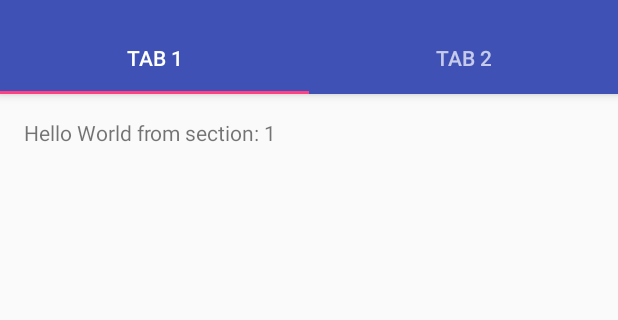
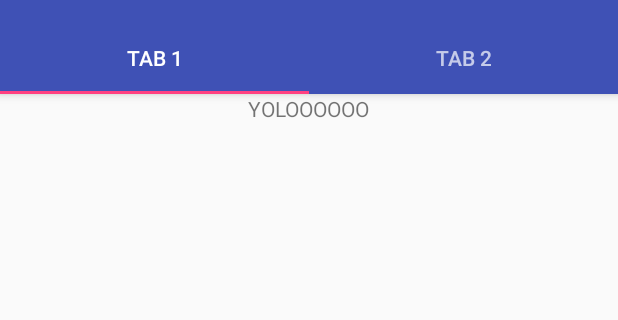
Before and after one commit to Cozart98/exchange, an Android app: the screen it shows after launch (HomeActivity), on a phone screen of 412 x 824 dp, the part 62-382 px from its top. Run offline under Robolectric (Android 15) with nearby library versions, the phone set to English and light mode, and no system bars.

Commit message:
dawer and tab layout with fragment done

```diff
--- a/app/src/main/AndroidManifest.xml
+++ b/app/src/main/AndroidManifest.xml
@@ -19,10 +19,6 @@
                 <category android:name="android.intent.category.LAUNCHER" />
             </intent-filter>
         </activity>
-        <activity
-            android:name=".MainActivity"
-            android:label="@string/title_activity_main"
-            android:theme="@style/AppTheme.NoActionBar"></activity>
     </application>
 
 </manifest>
--- a/app/src/main/java/map/android/com/exchange/MainActivity.java
+++ /dev/null
@@ -1,151 +0,0 @@
-package map.android.com.exchange;
-
-import android.support.design.widget.TabLayout;
-import android.support.design.widget.FloatingActionButton;
-import android.support.design.widget.Snackbar;
-import android.support.v7.app.AppCompatActivity;
-import android.support.v7.widget.Toolbar;
-
-import android.support.v4.app.Fragment;
-import android.support.v4.app.FragmentManager;
-import android.support.v4.app.FragmentPagerAdapter;
-import android.support.v4.view.ViewPager;
-import android.os.Bundle;
-import android.view.LayoutInflater;
-import android.view.Menu;
-import android.view.MenuItem;
-import android.view.View;
-import android.view.ViewGroup;
-
-import android.widget.TextView;
-
-public class MainActivity extends AppCompatActivity {
-
-	/**
-	 * The {@link android.support.v4.view.PagerAdapter} that will provide
-	 * fragments for each of the sections. We use a
-	 * {@link FragmentPagerAdapter} derivative, which will keep every
-	 * loaded fragment in memory. If this becomes too memory intensive, it
-	 * may be best to switch to a
-	 * {@link android.support.v4.app.FragmentStatePagerAdapter}.
-	 */
-	private SectionsPagerAdapter mSectionsPagerAdapter;
-
-	/**
-	 * The {@link ViewPager} that will host the section contents.
-	 */
-	private ViewPager mViewPager;
-
-	@Override
-	protected void onCreate(Bundle savedInstanceState) {
-		super.onCreate(savedInstanceState);
-		setContentView(R.layout.activity_main);
-
-		Toolbar toolbar = (Toolbar) findViewById(R.id.toolbar);
-		setSupportActionBar(toolbar);
-		// Create the adapter that will return a fragment for each of the three
-		// primary sections of the activity.
-		mSectionsPagerAdapter = new SectionsPagerAdapter(getSupportFragmentManager());
-
-		// Set up the ViewPager with the sections adapter.
-		mViewPager = (ViewPager) findViewById(R.id.container);
-		mViewPager.setAdapter(mSectionsPagerAdapter);
-
-		TabLayout tabLayout = (TabLayout) findViewById(R.id.tabs);
-
-		mViewPager.addOnPageChangeListener(new TabLayout.TabLayoutOnPageChangeListener(tabLayout));
-		tabLayout.addOnTabSelectedListener(new TabLayout.ViewPagerOnTabSelectedListener(mViewPager));
-
-		FloatingActionButton fab = (FloatingActionButton) findViewById(R.id.fab);
-		fab.setOnClickListener(new View.OnClickListener() {
-			@Override
-			public void onClick(View view) {
-				Snackbar.make(view, "Replace with your own action", Snackbar.LENGTH_LONG)
-						.setAction("Action", null).show();
-			}
-		});
-
-	}
-
-
-	@Override
-	public boolean onCreateOptionsMenu(Menu menu) {
-		// Inflate the menu; this adds items to the action bar if it is present.
-		getMenuInflater().inflate(R.menu.menu_main, menu);
-		return true;
-	}
-
-	@Override
-	public boolean onOptionsItemSelected(MenuItem item) {
-		// Handle action bar item clicks here. The action bar will
-		// automatically handle clicks on the Home/Up button, so long
-		// as you specify a parent activity in AndroidManifest.xml.
-		int id = item.getItemId();
-
-		//noinspection SimplifiableIfStatement
-		if (id == R.id.action_settings) {
-			return true;
-		}
-
-		return super.onOptionsItemSelected(item);
-	}
-
-	/**
-	 * A placeholder fragment containing a simple view.
-	 */
-	public static class PlaceholderFragment extends Fragment {
-		/**
-		 * The fragment argument representing the section number for this
-		 * fragment.
-		 */
-		private static final String ARG_SECTION_NUMBER = "section_number";
-
-		public PlaceholderFragment() {
-		}
-
-		/**
-		 * Returns a new instance of this fragment for the given section
-		 * number.
-		 */
-		public static PlaceholderFragment newInstance(int sectionNumber) {
-			PlaceholderFragment fragment = new PlaceholderFragment();
-			Bundle args = new Bundle();
-			args.putInt(ARG_SECTION_NUMBER, sectionNumber);
-			fragment.setArguments(args);
-			return fragment;
-		}
-
-		@Override
-		public View onCreateView(LayoutInflater inflater, ViewGroup container,
-		                         Bundle savedInstanceState) {
-			View rootView = inflater.inflate(R.layout.fragment_main, container, false);
-			TextView textView = (TextView) rootView.findViewById(R.id.section_label);
-			textView.setText(getString(R.string.section_format, getArguments().getInt(ARG_SECTION_NUMBER)));
-			return rootView;
-		}
-	}
-
-	/**
-	 * A {@link FragmentPagerAdapter} that returns a fragment corresponding to
-	 * one of the sections/tabs/pages.
-	 */
-	public class SectionsPagerAdapter extends FragmentPagerAdapter {
-
-		public SectionsPagerAdapter(FragmentManager fm) {
-			super(fm);
-		}
-
-		@Override
-		public Fragment getItem(int position) {
-			// getItem is called to instantiate the fragment for the given page.
-			// Return a PlaceholderFragment (defined as a static inner class below).
-			return PlaceholderFragment.newInstance(position + 1);
-		}
-
-		@Override
-		public int getCount() {
-			// Show 3 total pages.
-			return 3;
-		}
-	}
-}
--- a/app/src/main/java/map/android/com/exchange/View/HomeActivity.java
+++ b/app/src/main/java/map/android/com/exchange/View/HomeActivity.java
@@ -21,7 +21,7 @@ import android.view.MenuItem;
 import android.view.ViewGroup;
 import android.widget.TextView;
 
-import map.android.com.exchange.MainActivity;
+
 import map.android.com.exchange.R;
 
 public class HomeActivity extends AppCompatActivity
@@ -102,8 +102,8 @@ public class HomeActivity extends AppCompatActivity
 		 * Returns a new instance of this fragment for the given section
 		 * number.
 		 */
-		public static MainActivity.PlaceholderFragment newInstance(int sectionNumber) {
-			MainActivity.PlaceholderFragment fragment = new MainActivity.PlaceholderFragment();
+		public static HomeActivity.PlaceholderFragment newInstance(int sectionNumber) {
+			HomeActivity.PlaceholderFragment fragment = new PlaceholderFragment();
 			Bundle args = new Bundle();
 			args.putInt(ARG_SECTION_NUMBER, sectionNumber);
 			fragment.setArguments(args);
@@ -113,9 +113,7 @@ public class HomeActivity extends AppCompatActivity
 		@Override
 		public View onCreateView(LayoutInflater inflater, ViewGroup container,
 		                         Bundle savedInstanceState) {
-			View rootView = inflater.inflate(R.layout.fragment_main, container, false);
-			TextView textView = (TextView) rootView.findViewById(R.id.section_label);
-			textView.setText(getString(R.string.section_format, getArguments().getInt(ARG_SECTION_NUMBER)));
+			View rootView = inflater.inflate(R.layout.content_home, container, false);
 			return rootView;
 		}
 	}
@@ -128,7 +126,14 @@ public class HomeActivity extends AppCompatActivity
 
 		@Override
 		public Fragment getItem(int position) {
-			return MainActivity.PlaceholderFragment.newInstance(position + 1);
+			switch (position){
+				case 0:
+					return new SearchObjectActivity();
+				case 1:
+					return new MyObjectActivity();
+				default:
+					return null;
+			}
 		}
 
 		@Override
--- /dev/null
+++ b/app/src/main/java/map/android/com/exchange/View/MyObjectActivity.java
@@ -0,0 +1,22 @@
+package map.android.com.exchange.View;
+
+import android.os.Bundle;
+import android.support.v4.app.Fragment;
+import android.view.LayoutInflater;
+import android.view.View;
+import android.view.ViewGroup;
+
+
+import map.android.com.exchange.R;
+
+/**
+ * Created by apprenti on 19/01/18.
+ */
+
+public class MyObjectActivity extends Fragment {
+	@Override
+	public View onCreateView(LayoutInflater inflater, ViewGroup container, Bundle savedInstanceState) {
+		View rootview = inflater.inflate(R.layout.tab_myobject, container, false);
+		return rootview;
+	}
+}
--- /dev/null
+++ b/app/src/main/java/map/android/com/exchange/View/SearchObjectActivity.java
@@ -0,0 +1,23 @@
+package map.android.com.exchange.View;
+
+import android.os.Bundle;
+import android.support.v4.app.Fragment;
+import android.view.LayoutInflater;
+import android.view.View;
+import android.view.ViewGroup;
+
+
+import map.android.com.exchange.R;
+
+/**
+ * Created by apprenti on 19/01/18.
+ */
+
+public class SearchObjectActivity extends Fragment {
+
+	@Override
+	public View onCreateView(LayoutInflater inflater, ViewGroup container, Bundle savedInstanceState) {
+		View rootview = inflater.inflate(R.layout.tab_search, container, false);
+		return rootview;
+	}
+}
--- a/app/src/main/res/layout/fragment_main.xml
+++ /dev/null
@@ -1,22 +0,0 @@
-<android.support.constraint.ConstraintLayout xmlns:android="http://schemas.android.com/apk/res/android"
-    xmlns:app="http://schemas.android.com/apk/res-auto"
-    xmlns:tools="http://schemas.android.com/tools"
-    android:id="@+id/constraintLayout"
-    android:layout_width="match_parent"
-    android:layout_height="match_parent"
-    tools:context="map.android.com.exchange.MainActivity$PlaceholderFragment">
-
-    <TextView
-        android:id="@+id/section_label"
-        android:layout_width="wrap_content"
-        android:layout_height="wrap_content"
-        android:layout_marginBottom="@dimen/activity_vertical_margin"
-        android:layout_marginEnd="@dimen/activity_horizontal_margin"
-        android:layout_marginStart="@dimen/activity_horizontal_margin"
-        android:layout_marginTop="@dimen/activity_vertical_margin"
-        app:layout_constraintLeft_toLeftOf="parent"
-        app:layout_constraintTop_toTopOf="@+id/constraintLayout"
-        tools:layout_constraintLeft_creator="1"
-        tools:layout_constraintTop_creator="1" />
-
-</android.support.constraint.ConstraintLayout>
--- /dev/null
+++ b/app/src/main/res/layout/tab_search.xml
@@ -0,0 +1,17 @@
+<?xml version="1.0" encoding="utf-8"?>
+<android.support.constraint.ConstraintLayout
+    xmlns:android="http://schemas.android.com/apk/res/android"
+    xmlns:app="http://schemas.android.com/apk/res-auto"
+    xmlns:tools="http://schemas.android.com/tools"
+    android:layout_width="match_parent"
+    android:layout_height="match_parent">
+
+    <TextView
+        android:id="@+id/textView2"
+        android:layout_width="wrap_content"
+        android:layout_height="wrap_content"
+        android:text="YOLOOOOOO"
+        app:layout_constraintLeft_toLeftOf="parent"
+        app:layout_constraintRight_toRightOf="parent"
+        tools:layout_editor_absoluteY="226dp" />
+</android.support.constraint.ConstraintLayout>
--- a/app/src/main/res/menu/menu_main.xml
+++ /dev/null
@@ -1,10 +0,0 @@
-<menu xmlns:android="http://schemas.android.com/apk/res/android"
-    xmlns:app="http://schemas.android.com/apk/res-auto"
-    xmlns:tools="http://schemas.android.com/tools"
-    tools:context="map.android.com.exchange.MainActivity">
-    <item
-        android:id="@+id/action_settings"
-        android:orderInCategory="100"
-        android:title="@string/action_settings"
-        app:showAsAction="never" />
-</menu>
```
Also changed, not shown: app/src/main/res/layout/activity_main.xml (deleted, +0 -70 lines), app/src/main/res/layout/tab_myobject.xml (added, +15 -0 lines).
